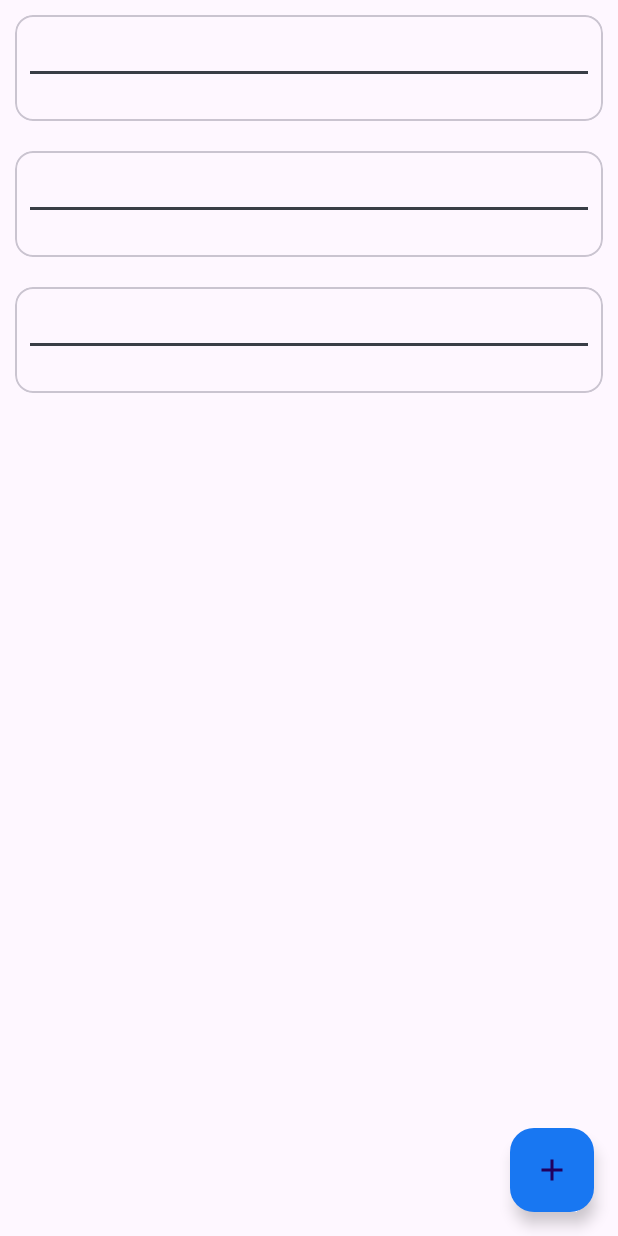
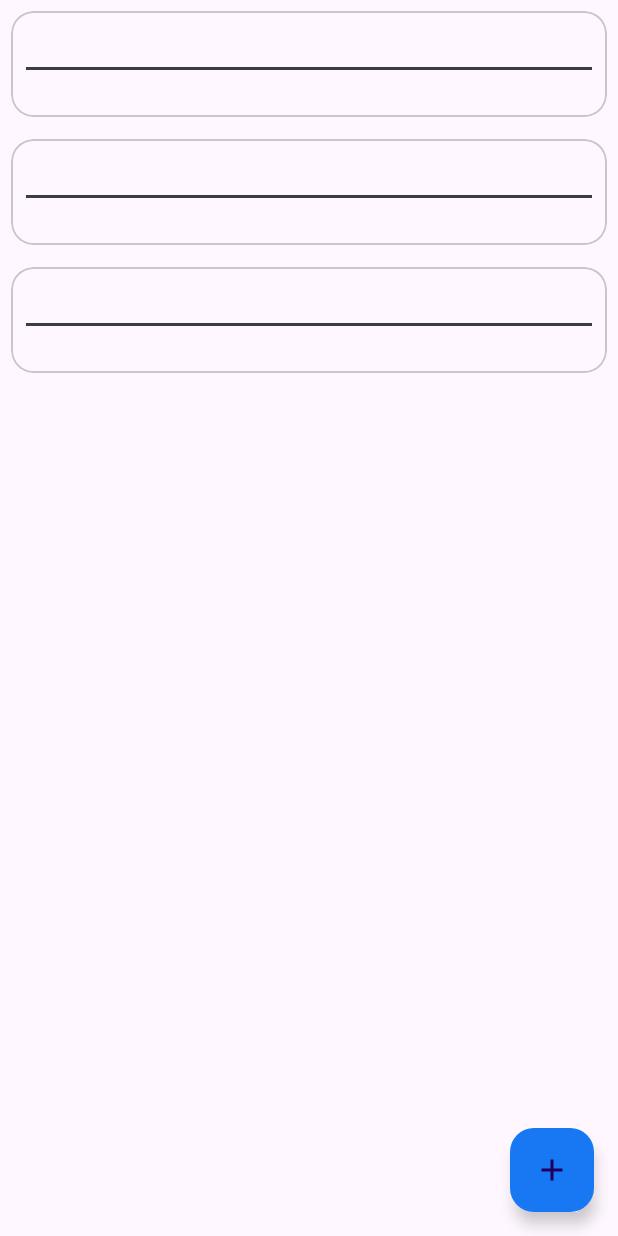
Before and after one commit to shushilgautam/Kotlin-Projects, an Android app: the layout activity_home.xml on its own in the app's theme, with its tools: preview values and no code run, on a phone screen of 412 x 824 dp. Run offline under Robolectric (Android 15) with nearby library versions, the phone set to English and light mode, and no system bars.

```diff
--- a/NotesAppWithFirebase/app/src/main/res/layout/card_layout.xml
+++ b/NotesAppWithFirebase/app/src/main/res/layout/card_layout.xml
@@ -2,16 +2,17 @@
 <com.google.android.material.card.MaterialCardView xmlns:android="http://schemas.android.com/apk/res/android"
     android:layout_width="match_parent"
     android:layout_height="wrap_content"
-    android:layout_margin="10dp"
+    android:layout_margin="7dp"
     xmlns:app="http://schemas.android.com/apk/res-auto"
+    app:cardCornerRadius="15dp"
     android:orientation="vertical">
     <LinearLayout
         android:layout_width="match_parent"
-        android:layout_height="wrap_content"
-        app:cardCornerRadius="20dp"
+        android:layout_height="match_parent"
+        android:id="@+id/noteLayout"
         android:orientation="vertical"
-        android:layout_margin="10dp"
-        app:cardElevation="5dp">
+        android:padding="10dp"
+        >
         <TextView
             android:layout_width="match_parent"
             android:layout_height="wrap_content"
```
Also changed, not shown: NotesAppWithFirebase/app/src/main/java/com/example/notesappwithfirebase/MyCustomAdapter.kt (+18 -0 lines), NotesAppWithFirebase/app/src/main/res/values/colors.xml (+9 -0 lines).
